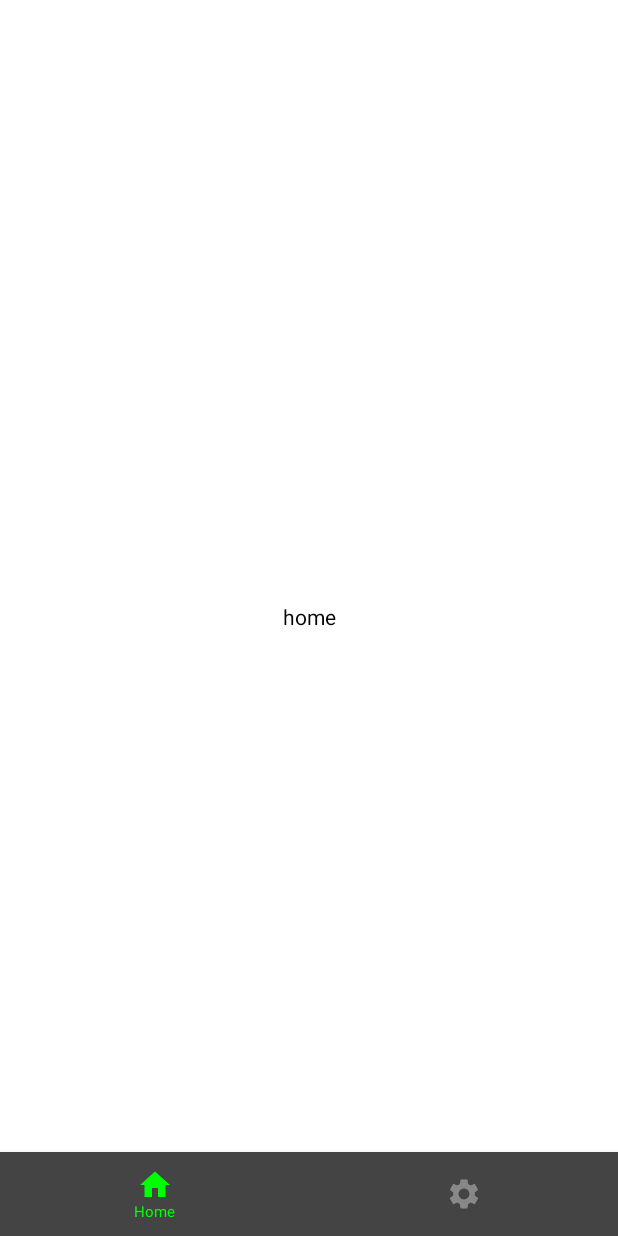
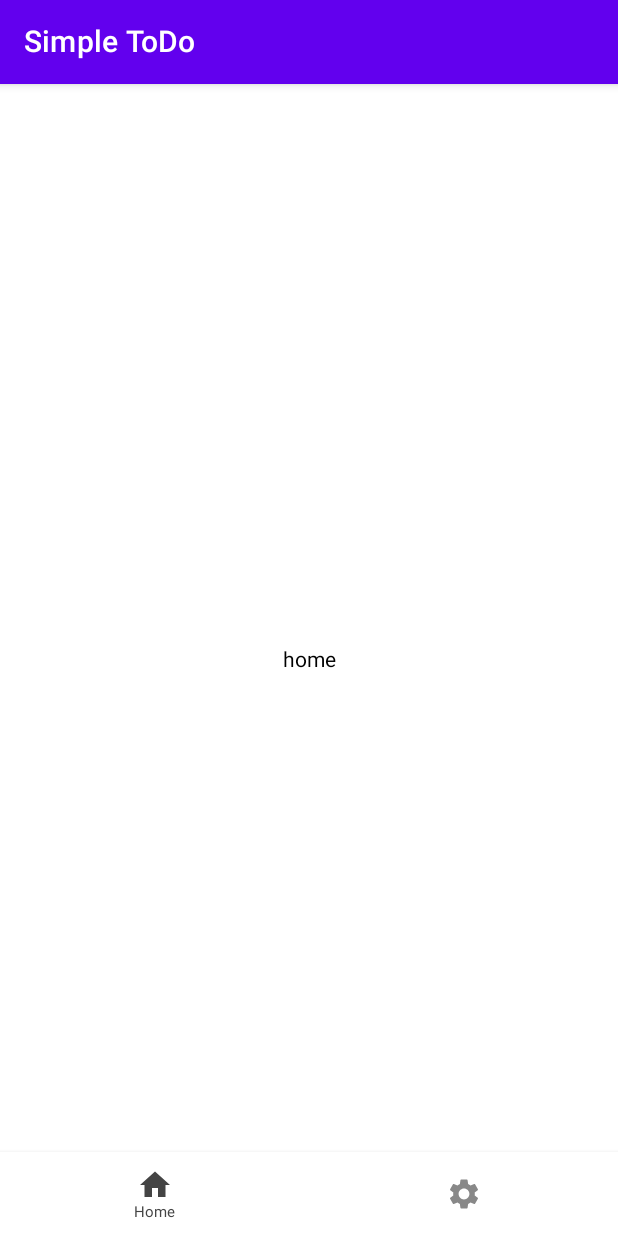
Before and after one commit to Nagumo-7960/SimpleToDo, an Android app built with Jetpack Compose: the screen it shows after launch (MainActivity), on a phone screen of 412 x 824 dp. Run offline under Robolectric (Android 15) with nearby library versions, the phone set to English and light mode, and no system bars.

Commit message:
bottomとtopの表示

```diff
--- a/SimpleToDo/app/src/main/java/com/example/simpletodo/MainActivity.kt
+++ b/SimpleToDo/app/src/main/java/com/example/simpletodo/MainActivity.kt
@@ -4,10 +4,7 @@ import android.os.Bundle
 import androidx.activity.ComponentActivity
 import androidx.activity.compose.setContent
 import androidx.compose.foundation.layout.fillMaxSize
-import androidx.compose.material.MaterialTheme
-import androidx.compose.material.Scaffold
-import androidx.compose.material.Surface
-import androidx.compose.material.Text
+import androidx.compose.material.*
 import androidx.compose.material.icons.Icons
 import androidx.compose.material.icons.filled.Home
 import androidx.compose.material.icons.filled.Settings
@@ -27,6 +24,7 @@ class MainActivity : ComponentActivity() {
             Navigation(navController = navController)
 
             Scaffold(
+                topBar = { TopAppBar() },
                 bottomBar = {
                     BottomNavigationBar(
                         items = listOf(
--- a/SimpleToDo/app/src/main/java/com/example/simpletodo/Navigation.kt
+++ b/SimpleToDo/app/src/main/java/com/example/simpletodo/Navigation.kt
@@ -42,7 +42,7 @@ fun BottomNavigationBar(
     val backStackEntry = navController.currentBackStackEntryAsState()
     BottomNavigation (
         modifier = modifier,
-        backgroundColor = Color.DarkGray,
+        backgroundColor = Color.White,
         elevation = 5.dp
     ){
         items.forEach { item ->
@@ -50,7 +50,7 @@ fun BottomNavigationBar(
             BottomNavigationItem(
                 selected = selected,
                 onClick = { onItemClick(item) },
-                selectedContentColor = Color.Green,
+                selectedContentColor = Color.DarkGray,
                 unselectedContentColor = Color.Gray,
                 icon = {
                     Column(horizontalAlignment = CenterHorizontally) {
--- /dev/null
+++ b/SimpleToDo/app/src/main/java/com/example/simpletodo/TopAppBar.kt
@@ -0,0 +1,14 @@
+package com.example.simpletodo
+
+import androidx.compose.material.Text
+import androidx.compose.material.TopAppBar
+import androidx.compose.runtime.Composable
+
+@Composable
+fun TopAppBar() {
+    TopAppBar(
+        title = {
+            Text(text = "Simple ToDo")
+        },
+    )
+}
```
